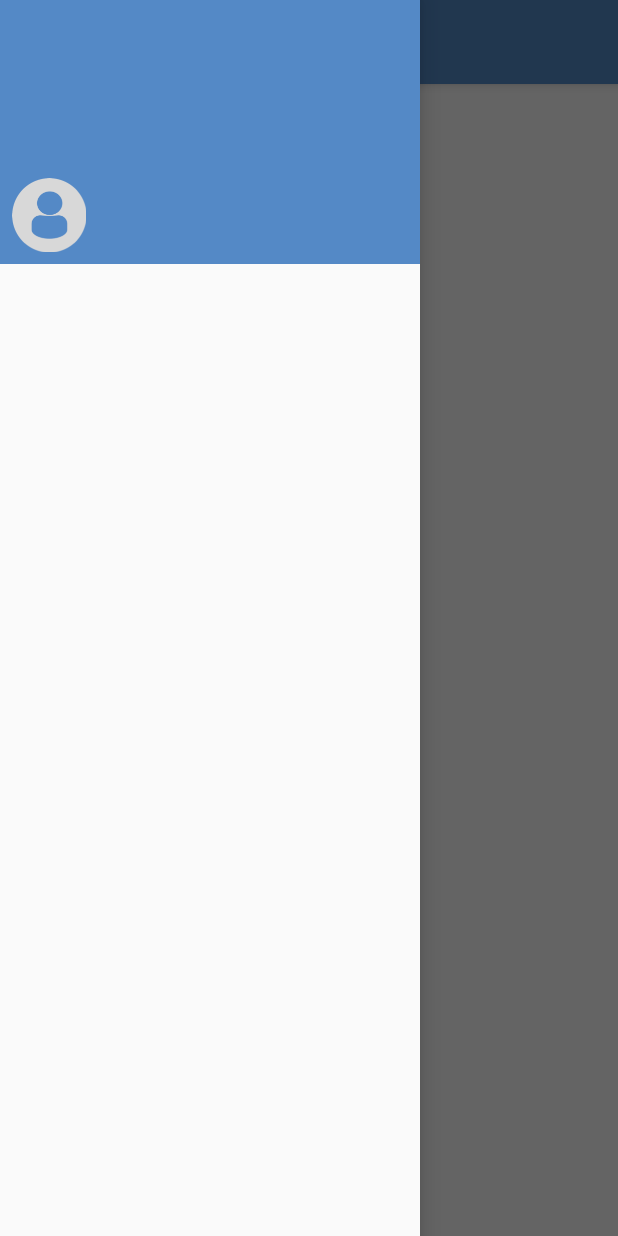
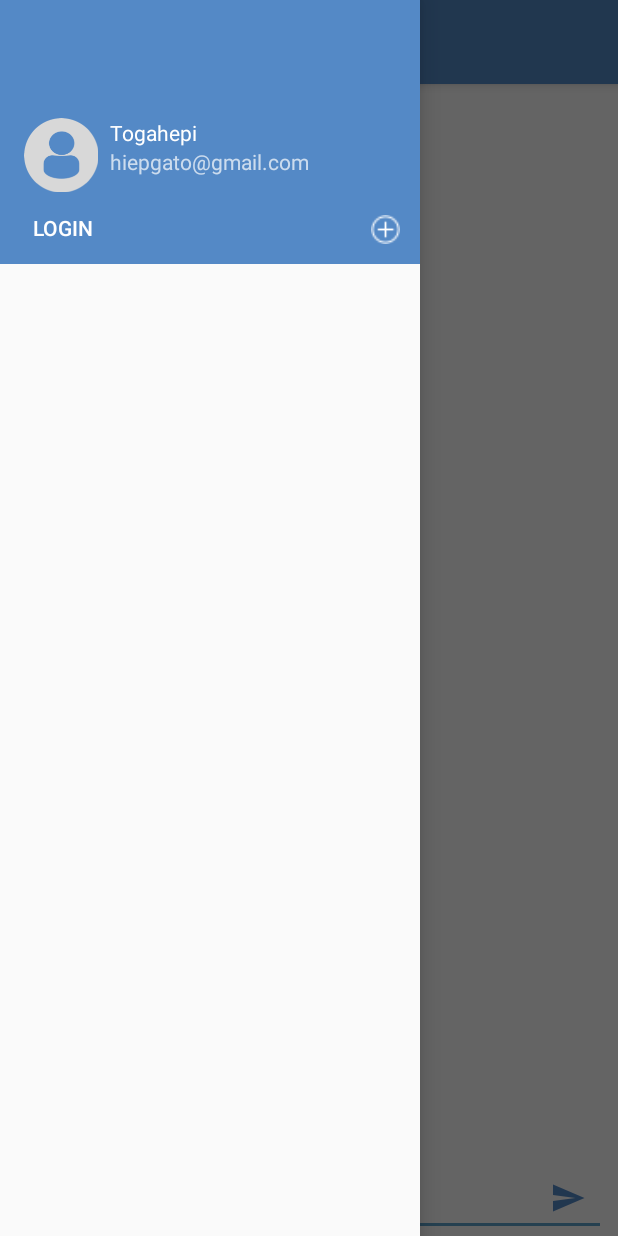
Before and after one commit to togahepi/Smash, an Android app: the screen it shows after launch (MainActivity), with the side drawer open, on a phone screen of 412 x 824 dp. Run offline under Robolectric (Android 15) with nearby library versions, the phone set to English and light mode, and no system bars.

Commit message:
Polish app header nav bar

```diff
--- a/app/src/main/java/com/example/togahepi/smack/MainActivity.kt
+++ b/app/src/main/java/com/example/togahepi/smack/MainActivity.kt
@@ -6,6 +6,7 @@ import android.support.v4.widget.DrawerLayout
 import android.support.v7.app.ActionBarDrawerToggle
 import android.support.v7.app.AppCompatActivity
 import android.support.v7.widget.Toolbar
+import android.view.View
 
 class MainActivity : AppCompatActivity() {
 
@@ -33,4 +34,16 @@ class MainActivity : AppCompatActivity() {
             super.onBackPressed()
         }
     }
+
+    fun loginBtnLoginClicked(view: View) {
+
+    }
+
+    fun addChannelClicked(view: View) {
+
+    }
+
+    fun sendMsgBtnClicked(view: View) {
+
+    }
 }
--- a/app/src/main/res/layout/content_main.xml
+++ b/app/src/main/res/layout/content_main.xml
@@ -9,4 +9,37 @@
         tools:showIn="@layout/app_bar_main"
         tools:context=".MainActivity">
 
+    <TextView
+            android:text="Please log in"
+            android:layout_width="0dp"
+            android:layout_height="wrap_content"
+            android:id="@+id/mainChannelView" app:layout_constraintEnd_toEndOf="parent" android:layout_marginEnd="8dp"
+            app:layout_constraintStart_toStartOf="parent" android:layout_marginStart="8dp"
+            android:layout_marginTop="8dp" app:layout_constraintTop_toTopOf="parent" android:textAlignment="center"/>
+    <EditText
+            android:layout_width="0dp"
+            android:layout_height="wrap_content"
+            android:inputType="textMultiLine"
+            android:gravity="start|top"
+            android:ems="10"
+            android:id="@+id/messageTextView"
+            app:layout_constraintBottom_toBottomOf="parent" android:layout_marginEnd="8dp"
+            app:layout_constraintEnd_toEndOf="parent" android:layout_marginStart="8dp"
+            app:layout_constraintStart_toStartOf="parent" android:hint="message:"/>
+    <ImageButton
+            android:layout_width="35dp"
+            android:layout_height="35dp" app:srcCompat="@drawable/ic_menu_send"
+            android:id="@+id/sendMessageBtn"
+            android:tint="@color/colorPrimary" android:layout_marginBottom="8dp"
+            app:layout_constraintBottom_toBottomOf="parent" app:layout_constraintEnd_toEndOf="@+id/messageTextView"
+            android:layout_marginEnd="8dp" android:background="@android:color/transparent"
+            android:onClick="sendMsgBtnClicked"/>
+    <android.support.v7.widget.RecyclerView
+            android:layout_width="0dp"
+            android:layout_height="0dp"
+            app:layout_constraintStart_toStartOf="parent"
+            app:layout_constraintTop_toBottomOf="@+id/mainChannelView"
+            app:layout_constraintEnd_toEndOf="parent"
+            app:layout_constraintBottom_toTopOf="@+id/messageTextView" android:layout_marginTop="8dp"
+            android:id="@+id/messageListView"/>
 </android.support.constraint.ConstraintLayout>
--- a/app/src/main/res/layout/nav_header_main.xml
+++ b/app/src/main/res/layout/nav_header_main.xml
@@ -14,27 +14,43 @@
             android:paddingTop="@dimen/nav_header_vertical_spacing"
             app:srcCompat="@drawable/profiledefault"
             android:contentDescription="@string/nav_header_desc"
-            android:id="@+id/imageView"
-            android:layout_marginStart="8dp"
-            app:layout_constraintStart_toStartOf="parent" android:layout_marginBottom="8dp"
-            app:layout_constraintBottom_toBottomOf="parent"/>
+            android:id="@+id/userImageNavHeader"
+            android:layout_marginStart="16dp"
+            app:layout_constraintStart_toStartOf="parent"
+            android:layout_marginBottom="8dp" app:layout_constraintBottom_toTopOf="@+id/loginBtnNavHeader"/>
 
     <TextView
             android:layout_width="wrap_content"
             android:layout_height="wrap_content"
             android:paddingTop="@dimen/nav_header_vertical_spacing"
             android:textAppearance="@style/TextAppearance.AppCompat.Body1"
-            android:id="@+id/textView2"
-            tools:text="Togahepi"
-            app:layout_constraintStart_toEndOf="@+id/imageView" android:layout_marginStart="8dp"
-            app:layout_constraintTop_toTopOf="@+id/imageView"/>
+            android:id="@+id/userNameNavHeader"
+            app:layout_constraintStart_toEndOf="@+id/userImageNavHeader" android:layout_marginStart="8dp"
+            app:layout_constraintTop_toTopOf="@+id/userImageNavHeader" android:text="Togahepi"/>
 
     <TextView
             android:layout_width="wrap_content"
             android:layout_height="wrap_content"
-            android:id="@+id/textView"
-            tools:text="hiepgato@gmail.com"
-            app:layout_constraintTop_toBottomOf="@+id/textView2" app:layout_constraintStart_toEndOf="@+id/imageView"
-            android:layout_marginStart="8dp"/>
+            android:id="@+id/userEmailNavHeader"
+            app:layout_constraintTop_toBottomOf="@+id/userNameNavHeader"
+            app:layout_constraintStart_toEndOf="@+id/userImageNavHeader"
+            android:layout_marginStart="8dp" android:text="hiepgato@gmail.com"/>
+    <Button
+            android:text="Login"
+            android:layout_width="wrap_content"
+            android:layout_height="32dp"
+            android:id="@+id/loginBtnNavHeader"
+            android:background="@android:color/transparent" android:layout_marginBottom="8dp"
+            app:layout_constraintBottom_toBottomOf="parent" android:layout_marginStart="22dp"
+            app:layout_constraintStart_toStartOf="parent"
+            android:onClick="loginBtnLoginClicked"
+            android:textAlignment="viewStart"/>
+    <ImageButton
+            android:layout_width="30dp"
+            android:layout_height="30dp" app:srcCompat="@drawable/addchannelbutton"
+            android:id="@+id/addChannelBtn"
+            android:background="@android:color/transparent" android:scaleType="fitXY" android:padding="5dp"
+            android:layout_marginEnd="8dp" app:layout_constraintEnd_toEndOf="parent" android:layout_marginBottom="8dp"
+            app:layout_constraintBottom_toBottomOf="parent" android:onClick="addChannelClicked"/>
 
 </android.support.constraint.ConstraintLayout>
--- a/build.gradle
+++ b/build.gradle
@@ -8,7 +8,7 @@ buildscript {
 
     }
     dependencies {
-        classpath 'com.android.tools.build:gradle:3.4.0'
+        classpath 'com.android.tools.build:gradle:3.4.1'
         classpath "org.jetbrains.kotlin:kotlin-gradle-plugin:$kotlin_version"
         // NOTE: Do not place your application dependencies here; they belong
         // in the individual module build.gradle files
```
